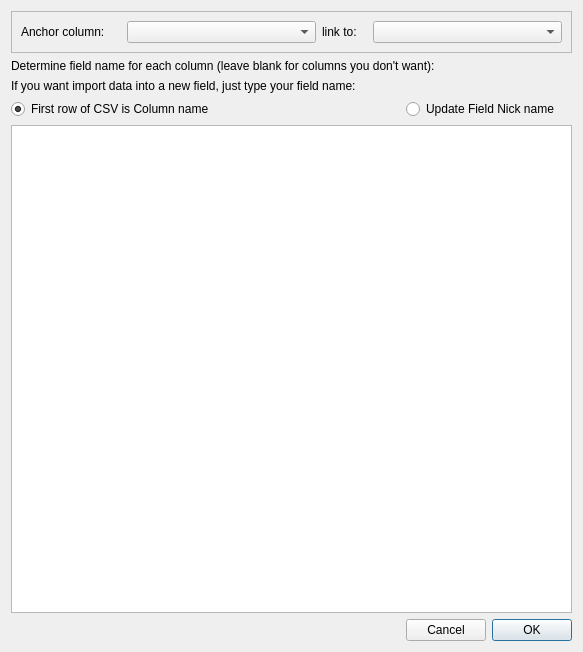
Before: the Qt Designer form annotatedialog.ui in WilsonImmunologyLab/VGenes, drawn with Qt 5.
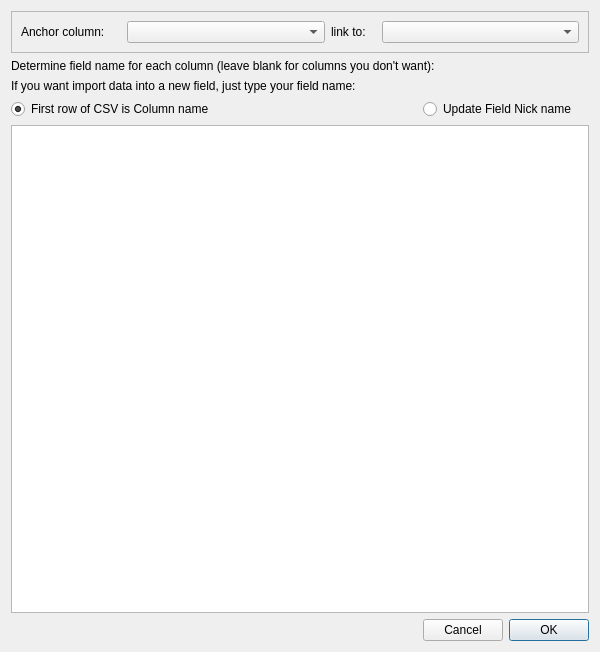
After: the same form once the commit is applied.

```diff
--- a/annotatedialog.ui
+++ b/annotatedialog.ui
@@ -6,7 +6,7 @@
    <rect>
     <x>0</x>
     <y>0</y>
-    <width>583</width>
+    <width>600</width>
     <height>652</height>
    </rect>
   </property>
```
Left out of the diff: 6 changed lines with no effect on the pictures.
